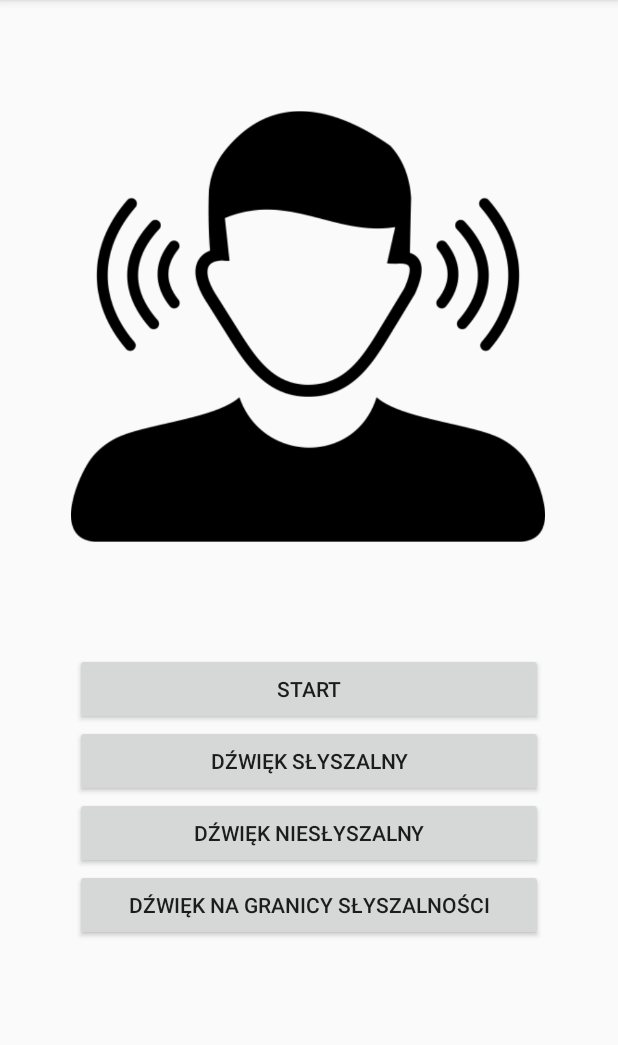
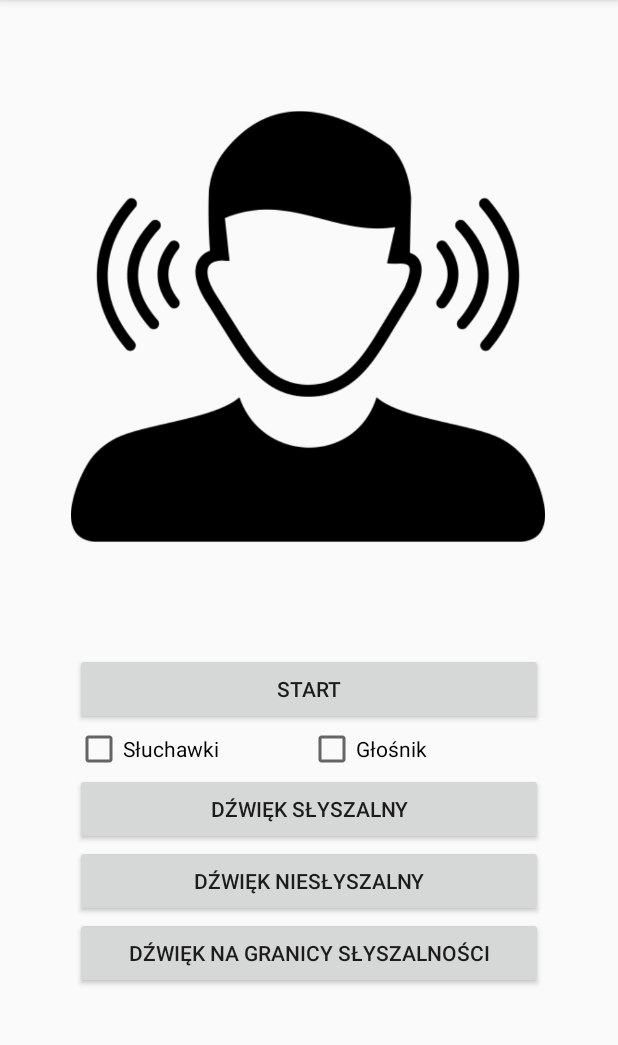
Before and after one commit to HPorada/Audiometry, an Android app: the TestActivity screen opened directly, with no data from a screen before it, on a phone screen of 412 x 824 dp, the part 84-1129 px from its top. Run offline under Robolectric (Android 15) with nearby library versions, the light colour scheme and no system bars; libraries missing offline, so code that uses them is left out: com.jjoe64.graphview.

Commit message:
App working, Earphone/Speaker element added (to do)

```diff
--- a/app/src/main/res/layout/activity_test.xml
+++ b/app/src/main/res/layout/activity_test.xml
@@ -34,6 +34,25 @@
             android:onClick="onStartClick"
             android:text="@string/start_test" />
 
+        <LinearLayout
+            android:layout_width="match_parent"
+            android:layout_height="wrap_content"
+            android:orientation="horizontal">
+
+            <CheckBox
+                android:id="@+id/checkEarphones"
+                android:layout_width="155dp"
+                android:layout_height="wrap_content"
+                android:text="@string/earphones" />
+
+            <CheckBox
+                android:id="@+id/checkSpeaker"
+                android:layout_width="match_parent"
+                android:layout_height="wrap_content"
+                android:text="@string/speaker" />
+        </LinearLayout>
+
+
         <Button
             android:id="@+id/btnHear"
             android:layout_width="match_parent"
```
